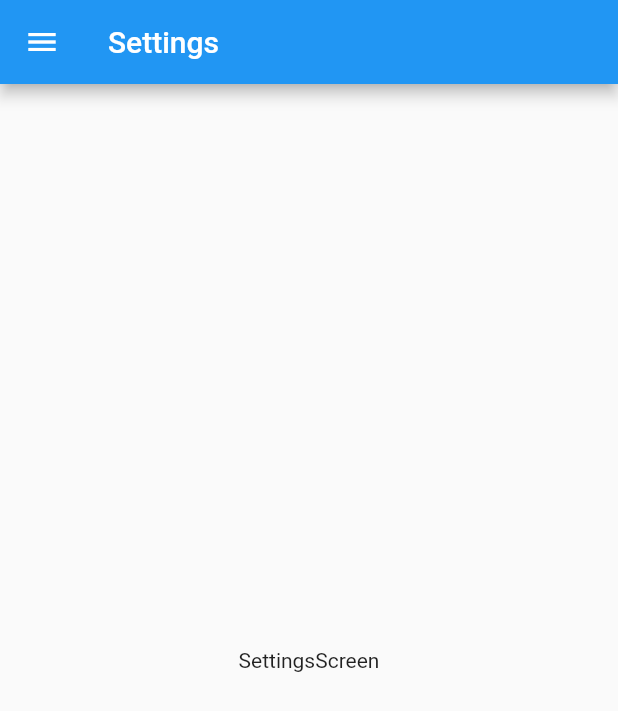
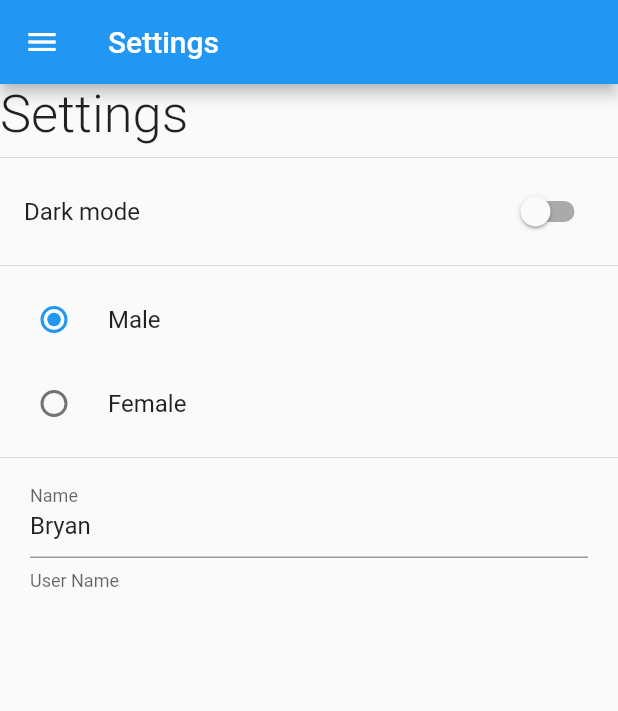
Before and after one commit to BryanParada/preferencesApp, a Flutter app: the SettingsScreen screen opened by its route, on a phone screen of 412 x 824 dp. Shown: the top 711 px of the screen. Run offline on Flutter 3.47's test engine with Material 2 defaults, Android fonts, the phone set to English and light mode, and no system bars.

Commit message:
F197-198 - design screens switches radio

```diff
--- a/lib/screens/settings_screen.dart
+++ b/lib/screens/settings_screen.dart
@@ -1,11 +1,22 @@
 import 'package:flutter/material.dart';
+import 'package:preferences_app/main.dart';
 import 'package:preferences_app/widgets/widgets.dart';
 
-class SettingsScreen extends StatelessWidget {
+class SettingsScreen extends StatefulWidget {
 
   static const String routerName = 'Settings';
 
   const SettingsScreen({super.key});
+
+  @override
+  State<SettingsScreen> createState() => _SettingsScreenState();
+}
+
+class _SettingsScreenState extends State<SettingsScreen> {
+
+  bool isDarkMode = false;
+  int gender = 1;
+  String name = 'Pedro';
 
   @override
   Widget build(BuildContext context) {
@@ -14,9 +25,65 @@ class SettingsScreen extends StatelessWidget {
         title: Text('Settings')
       ),
       drawer: const SideMenu(),
-      body: Center(
-        child: Text('SettingsScreen')
-        ),
+      body: SingleChildScrollView(
+        child: Column(
+          crossAxisAlignment: CrossAxisAlignment.start,
+          children: [
+            const Text('Settings', style: TextStyle( fontSize: 35, fontWeight: FontWeight.w300)),
+            const Divider(),
+
+            SwitchListTile.adaptive(
+              value: isDarkMode,
+              title: const Text('Dark mode'),
+               onChanged: ( value ){
+                  isDarkMode = value;
+                  setState(() {});
+               }
+             ),
+             const Divider(),
+
+             RadioListTile<int>(
+                value: 1,
+                groupValue: gender,
+                title: Text('Male'),
+                onChanged: (value){
+                  gender = value ?? 1;
+                  setState(() {});
+                }
+              ),
+              RadioListTile<int>(
+                value: 2,
+                groupValue: gender,
+                title: Text('Female'),
+                onChanged: (value){
+                  gender = value ?? 2;
+                  setState(() {});
+                }
+              ),
+
+              const Divider(),
+
+              Padding(
+                padding: const EdgeInsets.symmetric(horizontal: 20),
+                child: TextFormField(
+                  initialValue: 'Bryan',
+                  onChanged: (value){
+                    name = value;
+                    setState(() {});
+                  },
+                  decoration: const InputDecoration(
+                    labelText: 'Name',
+                    helperText: 'User Name'
+                  ),
+                )
+
+              ),
+
+
+          ]
+        )
+      ),
+
     );
   }
 }
```
Also changed, not shown: lib/screens/home_screen.dart (+13 -4 lines).
